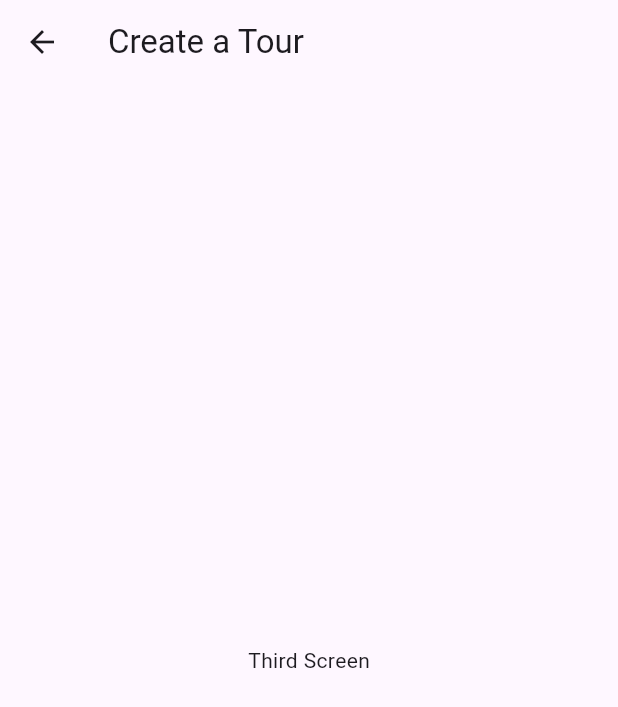
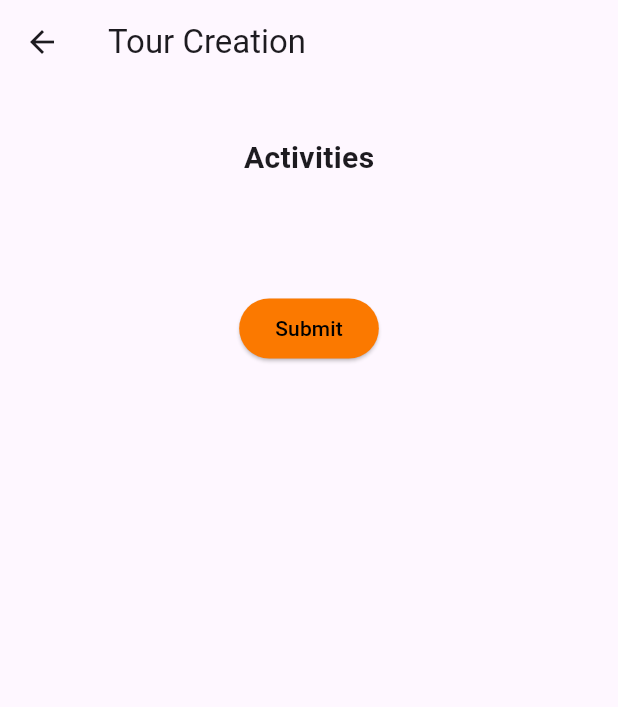
Before and after one commit to hvlkk/Guidely, a Flutter app: the TourCreatorSecondScreen widget shown alone on an empty page, opened directly, after a tap on "Next", on a phone screen of 412 x 824 dp. Shown: the top 707 px of the screen. Run offline on Flutter 3.47's test engine with Material 3 defaults, Android fonts, the phone set to English and light mode, and no system bars; our stand-ins replace cloud_firestore, firebase_auth, firebase_core, firebase_storage, flutter_riverpod, flutter_svg and 4 more; accounts and stored records are empty; network calls fail.

Commit message:
Clean up tour creation process

```diff
--- a/lib/screens/util/tour_creation/tour_creator_second.dart
+++ b/lib/screens/util/tour_creation/tour_creator_second.dart
@@ -6,15 +6,16 @@ import 'package:guidely/misc/common.dart';
 import 'package:guidely/models/utils/location_input.dart';
 import 'package:guidely/models/data/tour_event_location.dart';
 import 'package:guidely/screens/util/map.dart';
+import 'package:guidely/screens/util/tour_creation/tour_creator_template.dart';
 import 'package:guidely/screens/util/tour_creation/tour_creator_third.dart';
 import 'package:guidely/widgets/custom_text_field.dart';
 import 'package:location/location.dart';
 import 'package:http/http.dart' as http;
 
-const apiKey = 'AIzaSyDKQj67ZoqcZ-UPXO1cnmGdYQ9wpKAoltI'; // to be changed
+const apiKey = 'YOUR_API_KEY'; // to be changed
 
 class TourCreatorSecondScreen extends StatefulWidget {
-  const TourCreatorSecondScreen({super.key});
+  const TourCreatorSecondScreen({Key? key}) : super(key: key);
 
   @override
   State<TourCreatorSecondScreen> createState() =>
@@ -40,7 +41,9 @@ class _TourCreatorSecondScreenState extends State<TourCreatorSecondScreen> {
     final response = await http.get(url);
 
     if (response.statusCode != 200) {
-      const SnackBar(content: Text('Failed to get location'));
+      ScaffoldMessenger.of(context).showSnackBar(
+        const SnackBar(content: Text('Failed to get location')),
+      );
       return;
     }
 
@@ -55,12 +58,10 @@ class _TourCreatorSecondScreenState extends State<TourCreatorSecondScreen> {
       address: address,
     );
 
-    setState(
-      () {
+    setState(() {
       _pickedLocation = tour_location;
       _isGettingLocation = false;
-      },
-    );
+    });
   }
 
   void _getCurrentLocation() async {
@@ -86,11 +87,9 @@ class _TourCreatorSecondScreenState extends State<TourCreatorSecondScreen> {
       }
     }
 
-    setState(
-      () {
+    setState(() {
       _isGettingLocation = true;
-      },
-    );
+    });
 
     locationData = await location.getLocation();
     final lat = locationData.latitude;
@@ -138,14 +137,9 @@ class _TourCreatorSecondScreenState extends State<TourCreatorSecondScreen> {
       previewContent = Text('No location chosen', style: poppinsFont);
     }
 
-    return Scaffold(
-      appBar: AppBar(
-        title: Text('Tour Creation', style: poppinsFont),
-      ),
-      body: Padding(
-        padding: const EdgeInsets.all(15.0),
-        child: SingleChildScrollView(
-          child: Column(
+    return TourCreatorTemplate(
+      title: 'Tour Creation',
+      body: Column(
         children: [
           Text(
             'Location',
@@ -180,9 +174,9 @@ class _TourCreatorSecondScreenState extends State<TourCreatorSecondScreen> {
             header: 'Message to participants',
             controller: _messageController,
           ),
-              const SizedBox(height: 10),
-              ElevatedButton(
-                onPressed: () {
+        ],
+      ),
+      callBack: () {
         // to be implemented
         Navigator.of(context).push(
           MaterialPageRoute(
@@ -190,19 +184,6 @@ class _TourCreatorSecondScreenState extends State<TourCreatorSecondScreen> {
           ),
         );
       },
-                style: ButtonStyle(
-                  backgroundColor:
-                      MaterialStateProperty.all(ButtonColors.primary),
-                ),
-                child: const Text(
-                  'Next',
-                  style: TextStyle(color: Colors.black),
-                ),
-              ),
-            ],
-          ),
-        ),
-      ),
     );
   }
 }
--- /dev/null
+++ b/lib/screens/util/tour_creation/tour_creator_template.dart
@@ -0,0 +1,49 @@
+import 'package:flutter/material.dart';
+import 'package:guidely/misc/common.dart';
+
+class TourCreatorTemplate extends StatelessWidget {
+  TourCreatorTemplate({
+    super.key,
+    required this.title,
+    required this.body,
+    required this.callBack,
+    this.isFinal = false,
+  });
+
+  final String title;
+  final Widget body;
+  final bool isFinal;
+  final VoidCallback callBack;
+
+  @override
+  Widget build(BuildContext context) {
+    return Scaffold(
+      appBar: AppBar(
+        title: Text(title),
+      ),
+      body: Padding(
+        padding: const EdgeInsets.all(15.0),
+        child: SingleChildScrollView(
+          child: Column(
+            children: [
+              const SizedBox(height: 20),
+              body,
+              const SizedBox(height: 50),
+              ElevatedButton(
+                onPressed: callBack,
+                style: ButtonStyle(
+                  backgroundColor:
+                      MaterialStateProperty.all(ButtonColors.primary),
+                ),
+                child: Text(
+                  isFinal ? 'Submit' : 'Next',
+                  style: const TextStyle(color: Colors.black),
+                ),
+              ),
+            ],
+          ),
+        ),
+      ),
+    );
+  }
+}
--- a/lib/screens/util/tour_creation/tour_creator_third.dart
+++ b/lib/screens/util/tour_creation/tour_creator_third.dart
@@ -1,7 +1,8 @@
 import 'package:flutter/material.dart';
+import 'package:guidely/screens/util/tour_creation/tour_creator_template.dart';
 
 class TourCreatorThirdScreen extends StatefulWidget {
-  const TourCreatorThirdScreen({super.key});
+  const TourCreatorThirdScreen({Key? key}) : super(key: key);
 
   @override
   State<TourCreatorThirdScreen> createState() => _TourCreatorThirdScreenState();
@@ -10,13 +11,26 @@ class TourCreatorThirdScreen extends StatefulWidget {
 class _TourCreatorThirdScreenState extends State<TourCreatorThirdScreen> {
   @override
   Widget build(BuildContext context) {
-    return Scaffold(
-      appBar: AppBar(
-        title: const Text('Create a Tour'),
+    return TourCreatorTemplate(
+      title: 'Tour Creation',
+      body: const Column(
+        children: [
+          Center(
+            child: Text(
+              'Activities',
+              style: TextStyle(
+                fontSize: 20.0,
+                fontWeight: FontWeight.bold,
+              ),
+            ),
+          ),
+          SizedBox(height: 25),
+        ],
       ),
-      body: const Center(
-        child: Text('Third Screen'),
-      ),
+      isFinal: true,
+      callBack: () {
+        // Action to be performed when Submit button is pressed
+      },
     );
   }
 }
```
Also changed, not shown: lib/screens/util/map.dart (+5 -3 lines), lib/screens/util/tour_creation/tour_creator.dart (+7 -34 lines). Lines whose indentation alone changed are shown as unchanged.
